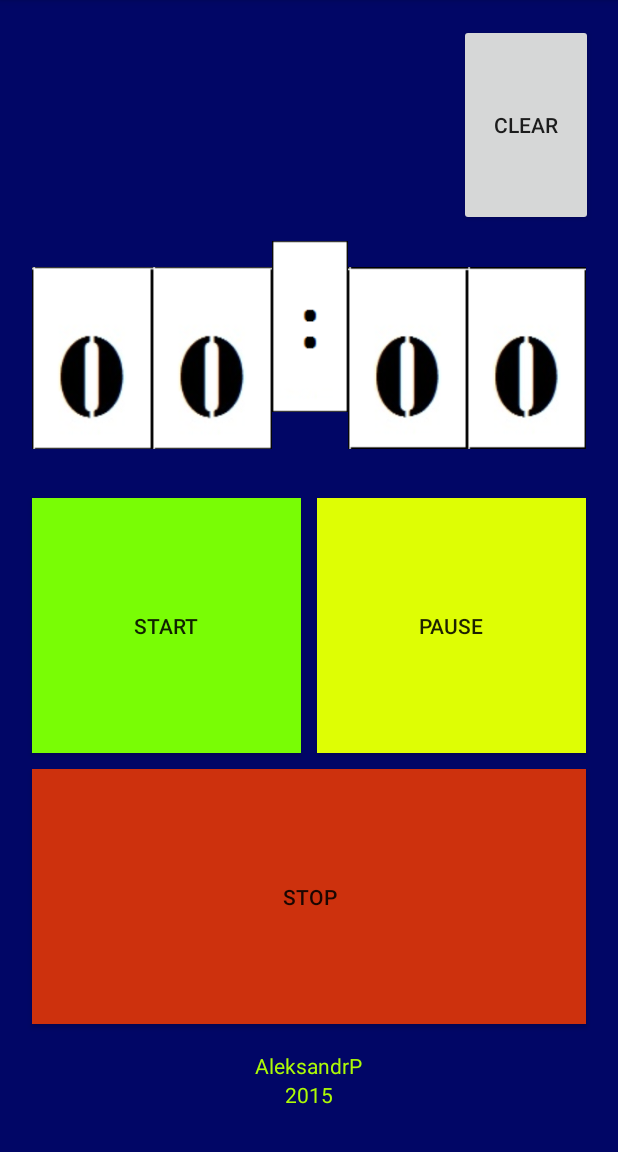
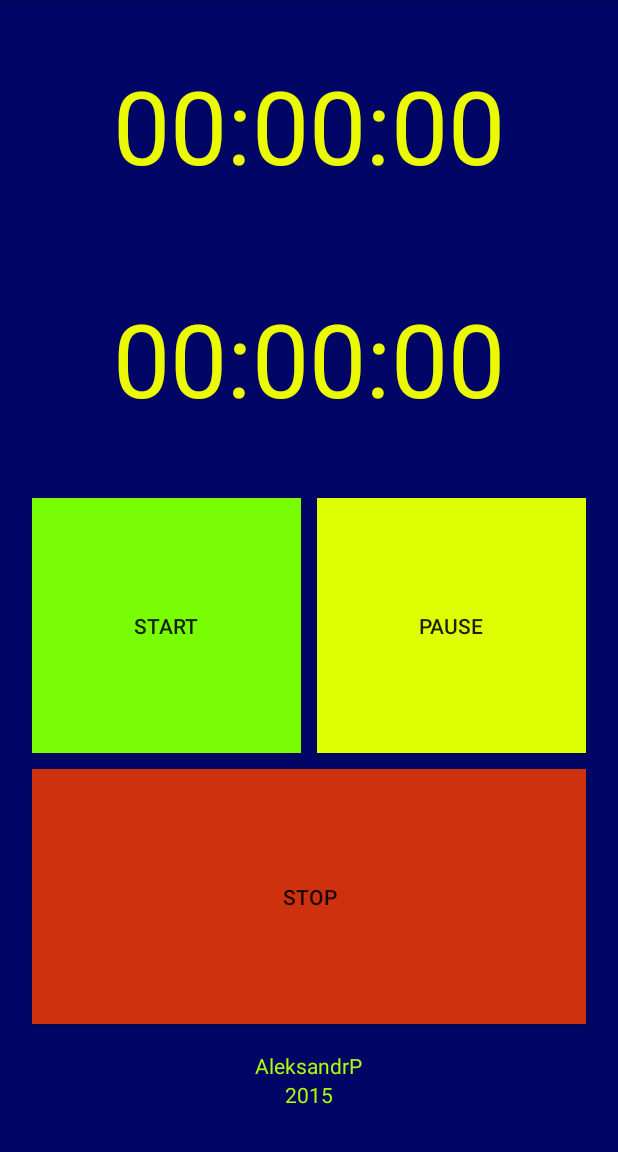
Before and after one commit to PuntusovAleksandr/MyStopWatch, an Android app: the screen it shows after launch (StartActivity), after a tap on "START", on a phone screen of 412 x 824 dp, the part 84-1236 px from its top. Run offline under Robolectric (Android 15) with nearby library versions, the phone set to English and light mode, and no system bars.

Commit message:
вроде все заработало

```diff
--- a/app/build.gradle
+++ b/app/build.gradle
@@ -23,4 +23,5 @@ dependencies {
     compile fileTree(dir: 'libs', include: ['*.jar'])
     testCompile 'junit:junit:4.12'
     compile 'com.android.support:appcompat-v7:23.0.1'
+    compile 'com.android.support:design:23.0.1'
 }
--- a/app/src/main/java/com/aleksandrp/mystopwatch/StartActivity.java
+++ b/app/src/main/java/com/aleksandrp/mystopwatch/StartActivity.java
@@ -9,11 +9,18 @@ import android.widget.TextView;
 
 public class StartActivity extends AppCompatActivity {
 
-    TextView textViewHead;
-    Button btStart;
-    Button btStop;
-    TimerTask task;
-    boolean run = true;
+    static final long MILLIS_IN_HOUR = 3600000;
+    static final long MILLIS_IN_MINUTE = 60000;
+    static final long MILLIS_IN_SECOND = 1000;
+
+    private TextView textViewHead;
+    private TextView textViewBody;
+    private Button btStart;
+    private Button btStop;
+    private Button btPause;
+    private TimerTask task;
+    private boolean run;
+
 
     @Override
     protected void onCreate(Bundle savedInstanceState) {
@@ -21,29 +28,19 @@ public class StartActivity extends AppCompatActivity {
         setContentView(R.layout.start);
 
         textViewHead = (TextView) findViewById(R.id.textView_head);
+        textViewBody = (TextView) findViewById(R.id.textView_body);
         btStart = (Button) findViewById(R.id.bt_start);
         btStop = (Button) findViewById(R.id.bt_stop);
+        btPause = (Button) findViewById(R.id.bt_pause);
 
-        btStart.setOnClickListener(new View.OnClickListener() {
-            @Override
-            public void onClick(View v) {
-                task = new TimerTask();
-                task.execute();
-            }
-        });
+        btStart.setOnClickListener(listener);
+        btPause.setOnClickListener(listener);
+        btStop.setOnClickListener( listener);
+        btStop.setOnLongClickListener(longListener);
 
-        btStop.setOnClickListener(new View.OnClickListener() {
-            @Override
-            public void onClick(View v) {
-                run = false;
-                task = null;
-            }
-        });
     }
 
     class TimerTask extends AsyncTask {
-
-        ;
         long timeFromStart = 0;
 
         @Override
@@ -55,8 +52,8 @@ public class StartActivity extends AppCompatActivity {
                 } catch (InterruptedException e) {
                     e.printStackTrace();
                 }
-                    timeFromStart = System.currentTimeMillis() - startTime;
-                    publishProgress();
+                timeFromStart = System.currentTimeMillis() - startTime;
+                publishProgress();
             }
             return null;
         }
@@ -64,13 +61,9 @@ public class StartActivity extends AppCompatActivity {
         @Override
         protected void onProgressUpdate(Object[] values) {
             super.onProgressUpdate(values);
-
             textViewHead.setText(getFormattedTime());
         }
 
-        static final long MILLIS_IN_HOUR = 3600000;
-        static final long MILLIS_IN_MINUTE = 60000;
-        static final long MILLIS_IN_SECOND = 1000;
 
         String getFormattedTime() {
 
@@ -92,9 +85,42 @@ public class StartActivity extends AppCompatActivity {
         }
     }
 
+    View.OnClickListener listener = new View.OnClickListener() {
+        @Override
+        public void onClick(View v) {
+            switch (v.getId()) {
+                case R.id.bt_start:
+                    zering();
+                    task = new TimerTask();
+                    run = true;
+                    task.execute();
+                    break;
+                case R.id.bt_stop:
+                    run = false;
+                    if (task != null)
+                    task = null;
+                    break;
+                case R.id.bt_pause:
+                    textViewBody.setText(textViewHead.getText().toString());
+                    break;
+            }
+        }
+    };
+    View.OnLongClickListener longListener = new View.OnLongClickListener() {
+        @Override
+        public boolean onLongClick(View v) {
+            zering();
+            return true;
+        }
+    };
 
-
-
+    private void zering() {
+        run = false;
+        if (task != null)
+            task = null;
+        textViewBody.setText(R.string.four_zero);
+        textViewHead.setText(R.string.four_zero);
+    }
 
 
 //    @Override
--- a/app/src/main/res/layout/start.xml
+++ b/app/src/main/res/layout/start.xml
@@ -13,23 +13,18 @@
         android:layout_width="match_parent"
         android:layout_height="match_parent"
         android:id="@+id/ll_head"
-        android:layout_weight="1.3"
-        android:gravity="center_vertical|center_horizontal">
+        android:layout_weight="1.3">
 
         <TextView
-            android:layout_width="wrap_content"
-            android:layout_height="wrap_content"
+            android:layout_width="match_parent"
+            android:layout_height="match_parent"
             android:id="@+id/textView_head"
             android:textSize="68sp"
             android:textColor="#ebfa00"
-            android:layout_weight="20" />
+            android:text="@string/four_zero"
+            android:layout_gravity="center"
+            android:gravity="center" />
 
-        <Button
-            android:layout_width="wrap_content"
-            android:layout_height="match_parent"
-            android:text="Clear"
-            android:id="@+id/btClear"
-            android:layout_weight="0.1" />
     </LinearLayout>
 
     <LinearLayout
@@ -41,40 +36,49 @@
         android:layout_marginLeft="5dp"
         android:layout_marginRight="5dp">
 
-        <ImageView
+        <TextView
             android:layout_width="match_parent"
             android:layout_height="match_parent"
-            android:layout_weight="1"
-            android:id="@+id/imageView_1decimal"
-            android:src="@drawable/dec_0" />
+            android:id="@+id/textView_body"
+            android:textSize="68sp"
+            android:textColor="#ebfa00"
+            android:text="@string/four_zero"
+            android:layout_gravity="center"
+            android:gravity="center" />
+        <!--<ImageView-->
+            <!--android:layout_width="match_parent"-->
+            <!--android:layout_height="match_parent"-->
+            <!--android:layout_weight="1"-->
+            <!--android:id="@+id/imageView_1decimal"-->
+            <!--android:src="@drawable/dec_0" />-->
 
-        <ImageView
-            android:layout_width="match_parent"
-            android:layout_height="match_parent"
-            android:layout_weight="1"
-            android:src="@drawable/dec_0"
-            android:id="@+id/imageView_2decimal" />
+        <!--<ImageView-->
+            <!--android:layout_width="match_parent"-->
+            <!--android:layout_height="match_parent"-->
+            <!--android:layout_weight="1"-->
+            <!--android:src="@drawable/dec_0"-->
+            <!--android:id="@+id/imageView_2decimal" />-->
 
-        <ImageView
-            android:layout_width="match_parent"
-            android:layout_height="wrap_content"
-            android:layout_weight="1.1"
-            android:src="@drawable/dec_two_point"
-            android:id="@+id/imageView_two_point" />
+        <!--<ImageView-->
+            <!--android:layout_width="match_parent"-->
+            <!--android:layout_height="wrap_content"-->
+            <!--android:layout_weight="1.1"-->
+            <!--android:src="@drawable/dec_two_point"-->
+            <!--android:id="@+id/imageView_two_point" />-->
 
-        <ImageView
-            android:layout_width="match_parent"
-            android:layout_height="match_parent"
-            android:layout_weight="1"
-            android:src="@drawable/dec_0"
-            android:id="@+id/imageView_3decimal" />
+        <!--<ImageView-->
+            <!--android:layout_width="match_parent"-->
+            <!--android:layout_height="match_parent"-->
+            <!--android:layout_weight="1"-->
+            <!--android:src="@drawable/dec_0"-->
+            <!--android:id="@+id/imageView_3decimal" />-->
 
-        <ImageView
-            android:layout_width="match_parent"
-            android:layout_height="match_parent"
-            android:layout_weight="1"
-            android:src="@drawable/dec_0"
-            android:id="@+id/imageView_4decimal" />
+        <!--<ImageView-->
+            <!--android:layout_width="match_parent"-->
+            <!--android:layout_height="match_parent"-->
+            <!--android:layout_weight="1"-->
+            <!--android:src="@drawable/dec_0"-->
+            <!--android:id="@+id/imageView_4decimal" />-->
 
     </LinearLayout>
 
--- a/app/src/main/res/values/strings.xml
+++ b/app/src/main/res/values/strings.xml
@@ -8,4 +8,5 @@
     <string name="start">Start</string>
     <string name="pausa">Pause</string>
     <string name="stop">Stop</string>
+    <string name="four_zero">00:00:00</string>
 </resources>
```
Also changed, not shown: 1 other file.
